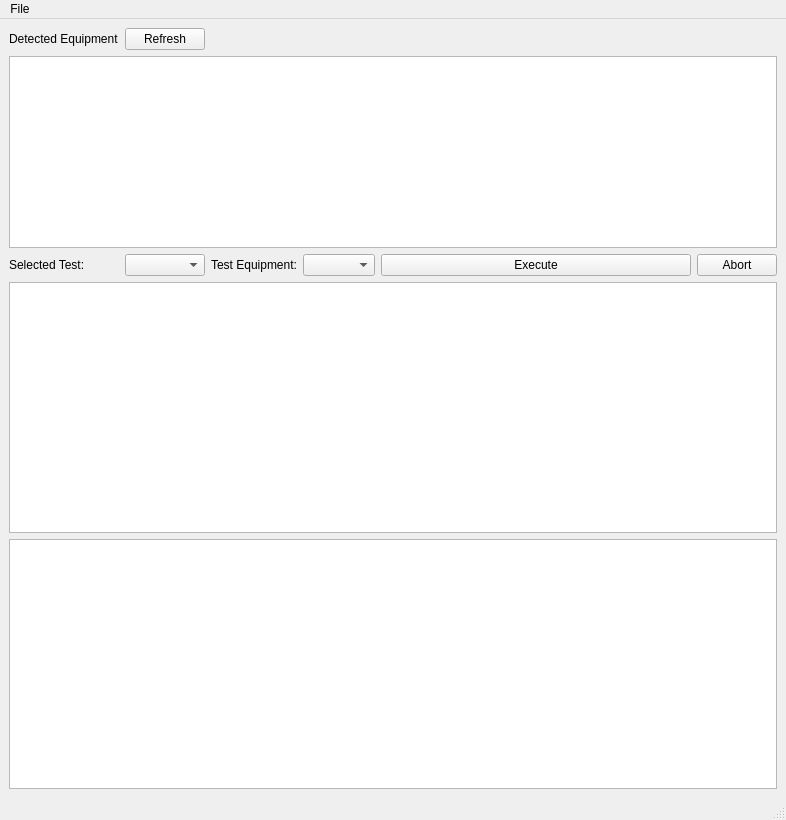
Qt form final/Main_Window.ui (mmcgruther/CollinsTestController) before a commit.
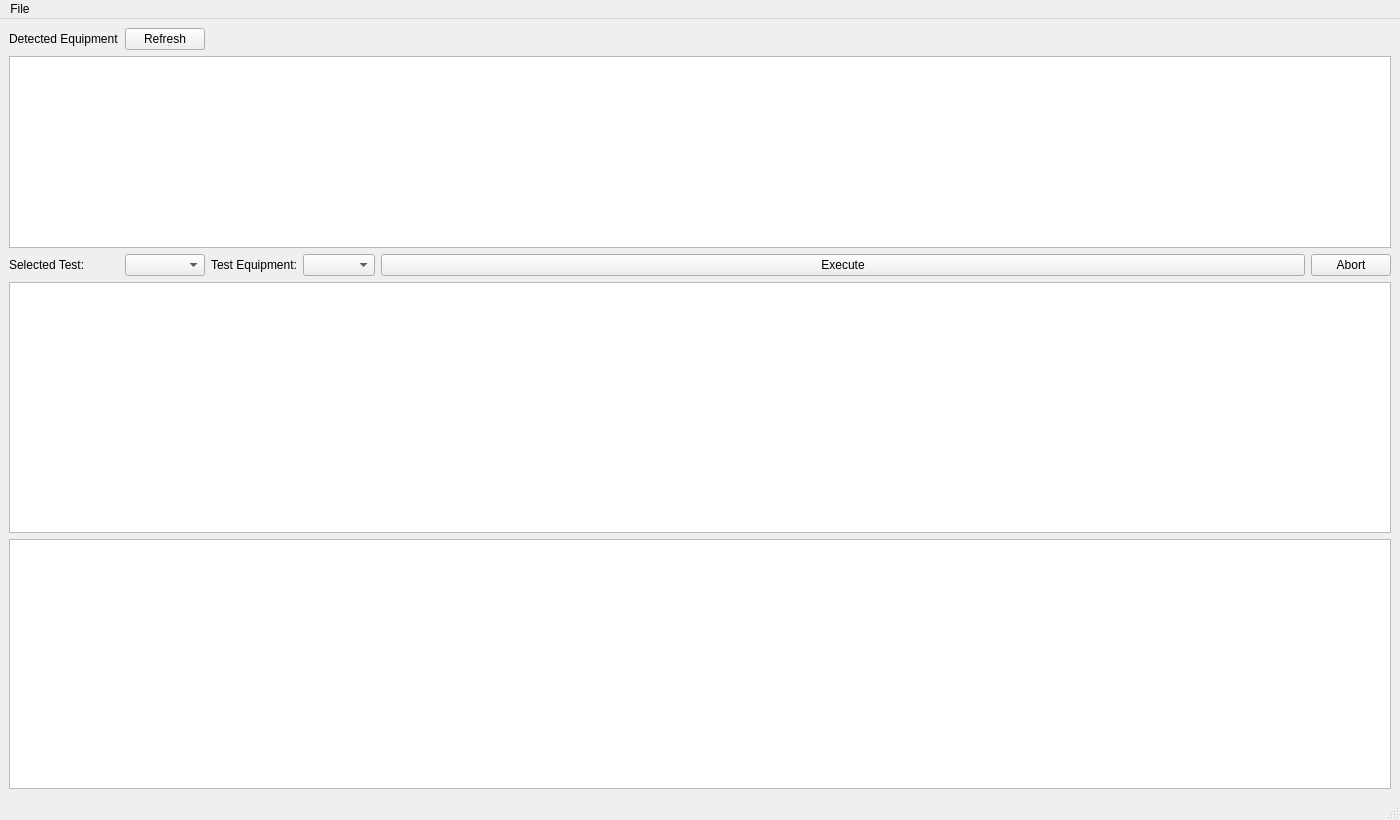
The same form after that commit.

```diff
--- a/final/Main_Window.ui
+++ b/final/Main_Window.ui
@@ -6,7 +6,7 @@
    <rect>
     <x>0</x>
     <y>0</y>
-    <width>786</width>
+    <width>1400</width>
     <height>820</height>
    </rect>
   </property>
@@ -57,7 +57,7 @@
        <bool>true</bool>
       </property>
       <attribute name="horizontalHeaderDefaultSectionSize">
-       <number>150</number>
+       <number>300</number>
       </attribute>
       <attribute name="horizontalHeaderShowSortIndicator" stdset="0">
        <bool>false</bool>
```
